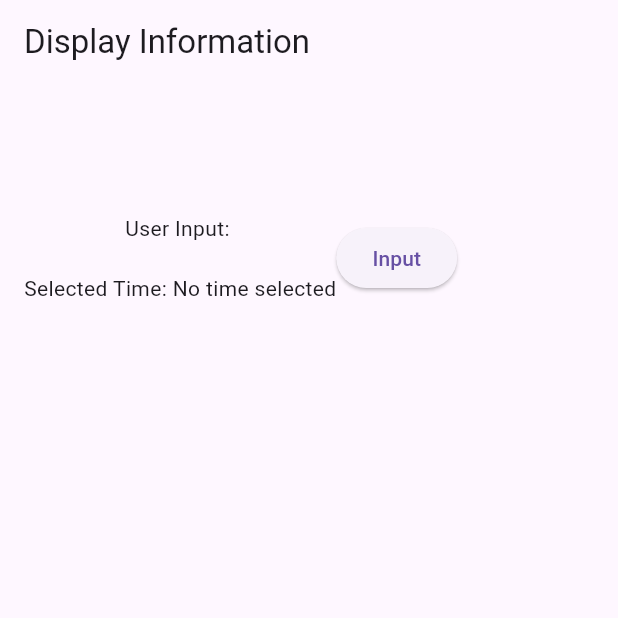
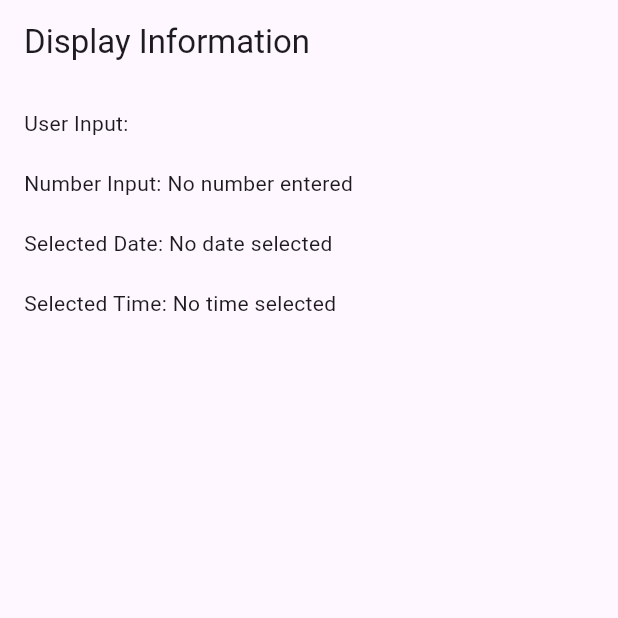
Before and after one commit to Shinigami-7/flutter-pratice, a Flutter app: the screen it shows after launch, on a phone screen of 412 x 824 dp, the top half of it. Run offline on Flutter 3.47's test engine with Material 3 defaults, Android fonts, the phone set to English and light mode, and no system bars.

Commit message:
adding date and time feature

```diff
--- a/lib/screen1.dart
+++ b/lib/screen1.dart
@@ -1,11 +1,18 @@
 import 'package:flutter/material.dart';
-import 'package:flutter_pratice/screen2.dart';
 
 class DisplayScreen extends StatelessWidget {
   final String userInput;
+  final int? numberInput;
   final TimeOfDay? selectedTime;
+  final DateTime? selectedDate;
 
-  const DisplayScreen({Key? key, required this.userInput, this.selectedTime}) : super(key: key);
+  const DisplayScreen({
+    Key? key,
+    required this.userInput,
+    this.numberInput,
+    this.selectedTime,
+    this.selectedDate,
+  }) : super(key: key);
 
   @override
   Widget build(BuildContext context) {
@@ -18,25 +25,13 @@ class DisplayScreen extends StatelessWidget {
         child: Column(
           crossAxisAlignment: CrossAxisAlignment.start,
           children: [
-            Container(
-              child:
-              Row(
-                children: [
-                  Column(
-                    children: [
-                      Text('User Input: $userInput'),
-                      SizedBox(height: 20),
-                      Text('Selected Time: ${selectedTime != null ? selectedTime!.format(context) : 'No time selected'}'),
-                    ],
-                  ),
-                  SizedBox(height: 200,),
-                  ElevatedButton(onPressed: (){
-                    Navigator.push(context, MaterialPageRoute(builder: (context)=>InputScreen()));
-                  }, child: Text("Input"))
-                ],
-              ),
-
-            )
+            Text('User Input: $userInput'),
+            const SizedBox(height: 20),
+            Text('Number Input: ${numberInput ?? 'No number entered'}'),
+            const SizedBox(height: 20),
+            Text('Selected Date: ${selectedDate != null ? selectedDate!.toLocal().toString().split(' ')[0] : 'No date selected'}'),
+            const SizedBox(height: 20),
+            Text('Selected Time: ${selectedTime != null ? selectedTime!.format(context) : 'No time selected'}'),
           ],
         ),
       ),
```
Also changed, not shown: lib/screen4.dart (added, +79 -0 lines).
